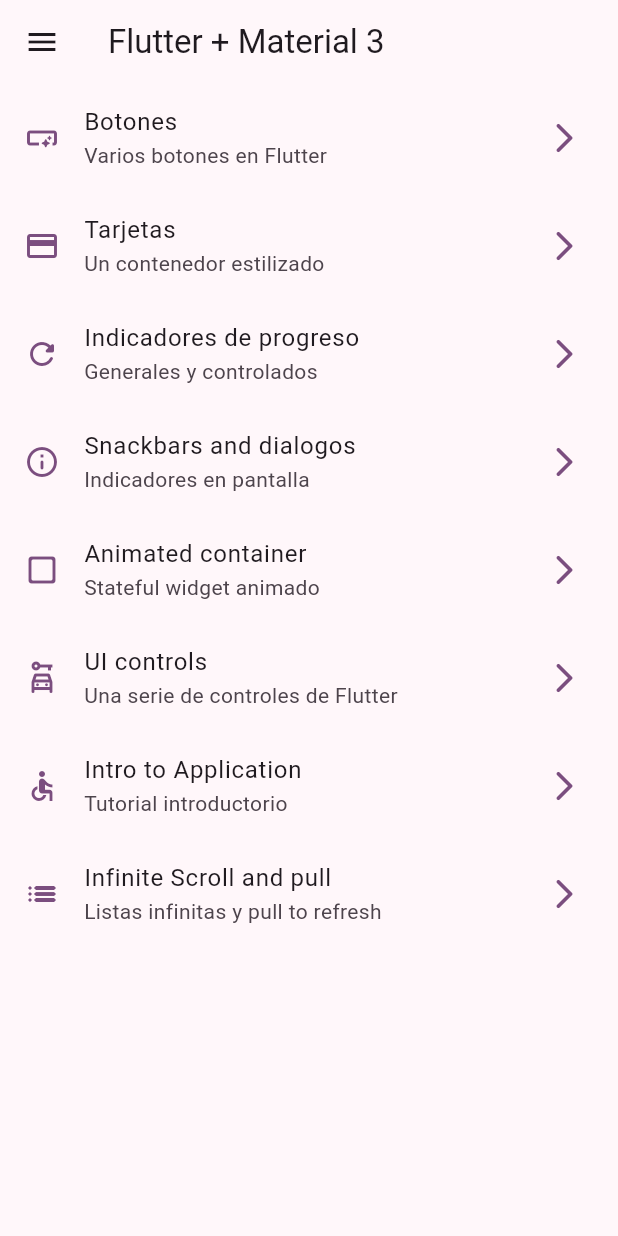
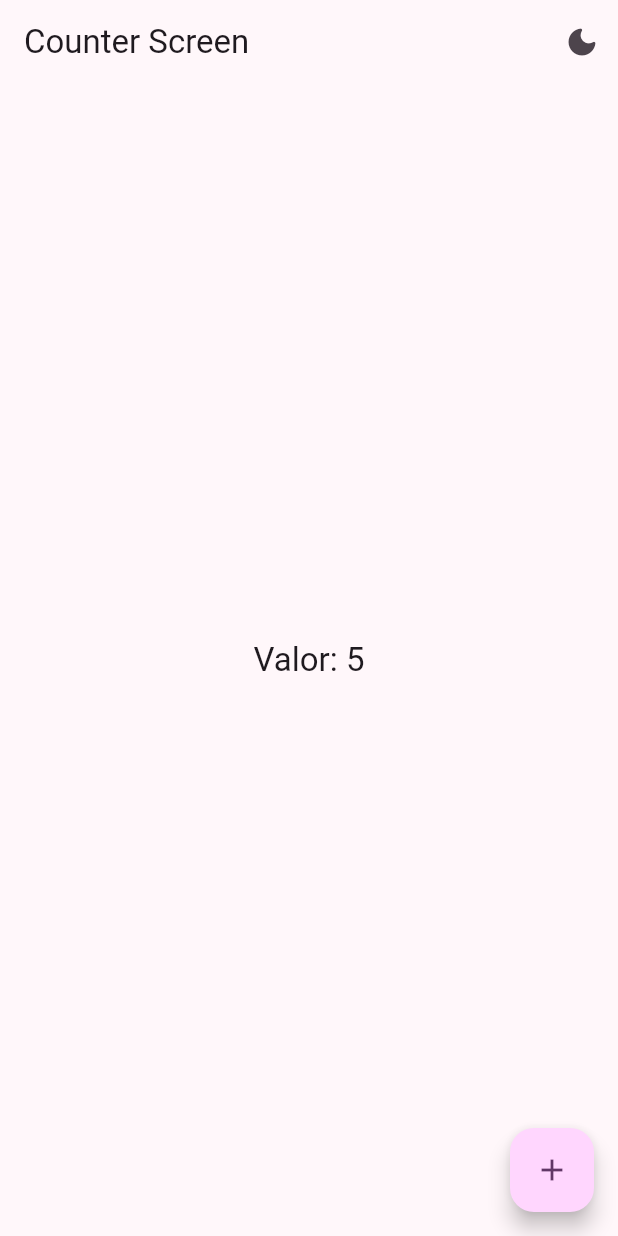
Before and after one commit to marcelaTrujilloToro/course-flutter-widgets, a Flutter app: the screen it shows after launch, on a phone screen of 412 x 824 dp. Run offline on Flutter 3.47's test engine with Material 3 defaults, Android fonts, the phone set to English and light mode, and no system bars; our stand-ins replace animate_do, flutter_riverpod, go_router.

Commit message:
feat: riverpod

```diff
--- a/lib/config/menu/menu_items.dart
+++ b/lib/config/menu/menu_items.dart
@@ -18,6 +18,12 @@ class MenuItem {
 }
 
 const appMenuItems = <MenuItem>[
+  MenuItem(
+    title: 'Riverpod Counter',
+    subTitle: 'Introducción a Reverpod',
+    link: '/counter',
+    icon: Icons.calculate_outlined,
+  ),
   MenuItem(
     title: 'Botones',
     subTitle: 'Varios botones en Flutter',
--- a/lib/config/router/app_router.dart
+++ b/lib/config/router/app_router.dart
@@ -3,12 +3,17 @@ import 'package:widgets_app/presentation/screens/screens.dart';
 
 // GoRouter configuration
 final appRouter = GoRouter(
-  initialLocation: '/',
+  initialLocation: '/counter',
   routes: [
     GoRoute(
       path: '/',
       name: HomeScreen.name,
       builder: (context, state) => const HomeScreen(),
+    ),
+    GoRoute(
+      path: '/counter',
+      name: CounterScreen.name,
+      builder: (context, state) => const CounterScreen(),
     ),
     GoRoute(
       path: '/buttons',
--- a/lib/main.dart
+++ b/lib/main.dart
@@ -1,9 +1,10 @@
 import 'package:flutter/material.dart';
+import 'package:flutter_riverpod/flutter_riverpod.dart';
 import 'package:widgets_app/config/router/app_router.dart';
 import 'package:widgets_app/config/theme/app_theme.dart';
 
 void main() {
-  runApp(const MainApp());
+  runApp(const ProviderScope(child: MainApp()));
 }
 
 class MainApp extends StatelessWidget {
--- /dev/null
+++ b/lib/presentation/providers/counter_provider.dart
@@ -0,0 +1,3 @@
+import 'package:flutter_riverpod/flutter_riverpod.dart';
+
+final counterProvider = StateProvider((ref) => 5);
--- /dev/null
+++ b/lib/presentation/providers/theme_provider.dart
@@ -0,0 +1,3 @@
+import 'package:flutter_riverpod/flutter_riverpod.dart';
+
+final isDarkModeProvider = StateProvider((ref) => true);
--- /dev/null
+++ b/lib/presentation/screens/counter/counter_screen.dart
@@ -0,0 +1,46 @@
+import 'package:flutter/material.dart';
+import 'package:flutter_riverpod/flutter_riverpod.dart';
+import 'package:widgets_app/presentation/providers/counter_provider.dart';
+import 'package:widgets_app/presentation/providers/theme_provider.dart';
+
+class CounterScreen extends ConsumerWidget {
+  static const name = 'counter_screen';
+  const CounterScreen({super.key});
+
+  @override
+  Widget build(BuildContext context, WidgetRef ref) {
+    // no usar el watch en metodos
+    final int clickCounter = ref.watch(counterProvider);
+
+    final bool isDarkMode = ref.watch(isDarkModeProvider);
+
+    return Scaffold(
+      appBar: AppBar(
+        title: const Text('Counter Screen'),
+        actions: [
+          IconButton(
+            onPressed: () {
+              ref.read(isDarkModeProvider.notifier).update((state) => !state);
+            },
+            icon: Icon(isDarkMode
+                ? Icons.dark_mode_rounded
+                : Icons.light_mode_rounded),
+          )
+        ],
+      ),
+      body: Center(
+        child: Text(
+          'Valor: $clickCounter',
+          style: Theme.of(context).textTheme.titleLarge,
+        ),
+      ),
+      floatingActionButton: FloatingActionButton(
+        onPressed: () {
+          ref.read(counterProvider.notifier).state++;
+          // ref.read(counterProvider.notifier).update((state) => state + 1);
+        },
+        child: const Icon(Icons.add_outlined),
+      ),
+    );
+  }
+}
--- a/lib/presentation/screens/screens.dart
+++ b/lib/presentation/screens/screens.dart
@@ -7,3 +7,4 @@ export 'package:widgets_app/presentation/screens/infinite_scroll/infinite_scroll
 export 'package:widgets_app/presentation/screens/progress/progress_screen.dart';
 export 'package:widgets_app/presentation/screens/snackbar/snackbar_screen.dart';
 export 'package:widgets_app/presentation/screens/ui_controls/ui_controls_screen.dart';
+export "package:widgets_app/presentation/screens/counter/counter_screen.dart";
--- a/pubspec.yaml
+++ b/pubspec.yaml
@@ -10,6 +10,7 @@ dependencies:
   animate_do: ^3.3.3
   flutter:
     sdk: flutter
+  flutter_riverpod: ^2.4.10
   go_router: ^13.1.0
 
 dev_dependencies:
```
Also changed, not shown: pubspec.lock.
